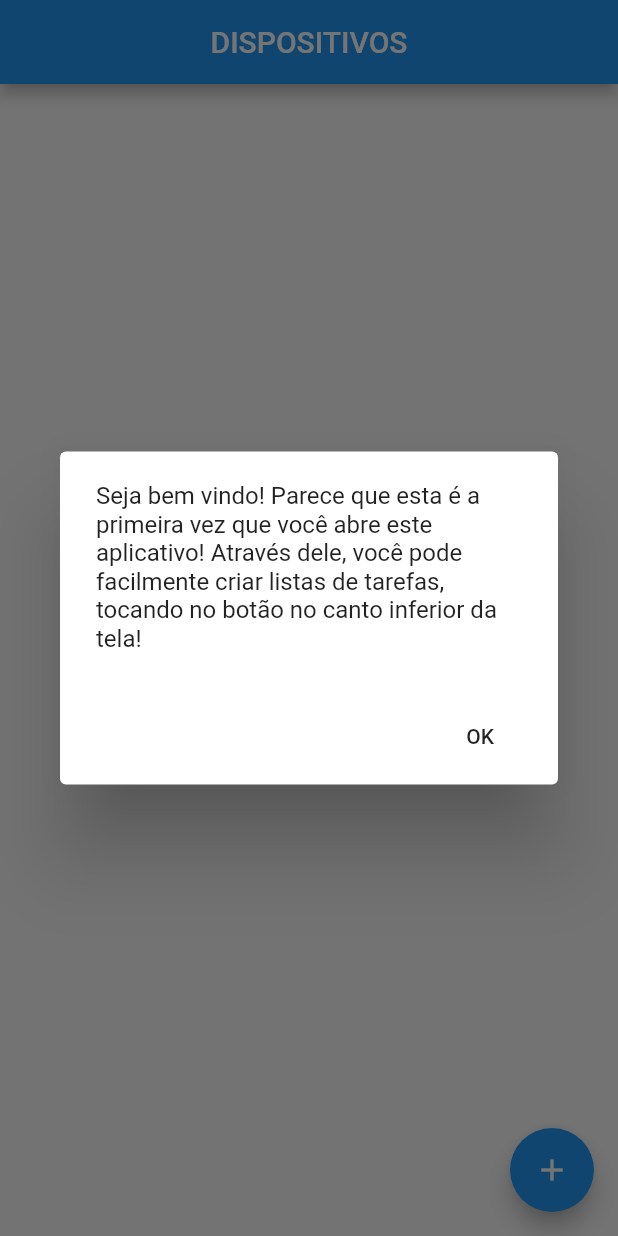
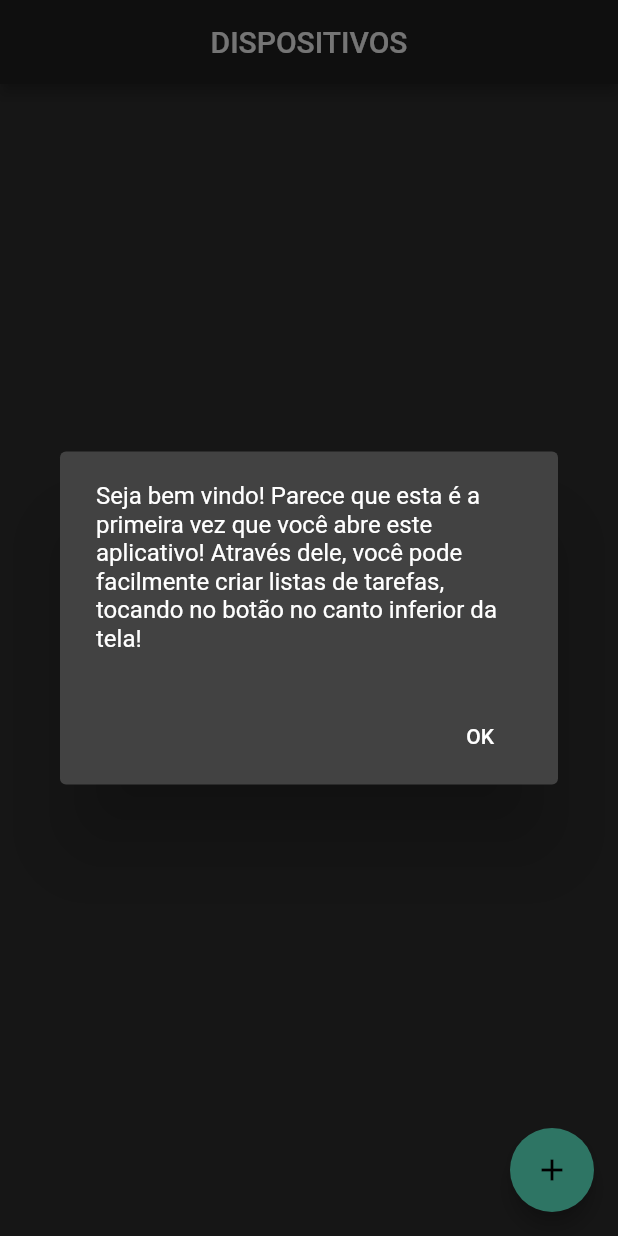
Before and after one commit to Gabriell-Murta/Trabalho_Integrado, a Flutter app: the screen it shows after launch, on a phone screen of 412 x 824 dp. Run offline on Flutter 3.47's test engine with Material 2 defaults, Android fonts, the phone set to English and light mode, and no system bars; our stand-ins replace shared_preferences, sqflite; accounts and stored records are empty.

Commit message:
Revisão do erro de erro de persistencia.

```diff
--- a/lib/app/app.dart
+++ b/lib/app/app.dart
@@ -5,10 +5,11 @@ class MyApp extends StatelessWidget {
   @override
   Widget build(BuildContext context) {
     return MaterialApp(
-      title: 'Lista de Tarefas',
+      title: 'Dispositivos monitorados',
       debugShowCheckedModeBanner: false,
       theme: ThemeData(
-        primarySwatch: Colors.blue,
+        brightness:Brightness.dark,
+        primarySwatch: Colors.red,
         visualDensity: VisualDensity.adaptivePlatformDensity,
       ),
       home: HomePage(),
--- a/lib/app/repositories/device.repository.dart
+++ b/lib/app/repositories/device.repository.dart
@@ -17,10 +17,12 @@ class DeviceRepository {
 
   Future create(Device item) async {
     try {
+      var device = item.toMap();
+      device.remove("IdDevice");
       final Database db = await _getDB();
       await db.insert(
         TABLE_NAME,
-        item.toMap(),
+        device,
         conflictAlgorithm: ConflictAlgorithm.replace,
       );
     } catch (e) {
--- a/lib/app/settings.dart
+++ b/lib/app/settings.dart
@@ -1,4 +1,4 @@
 const String DATABASE_NAME = "lists.db";
 const String TABLE_NAME = "lists";
 const String CREATE_LISTS_TABLE_SCRIPT =
-    "CREATE TABLE lists(id INTEGER PRIMARY KEY, nome TEXT, concluido BIT, duedate DATETIME)";
+    "CREATE TABLE lists(IdDevice INTEGER AUTO_INCREMENT PRIMARY KEY, Nick TEXT, IdClient INTEGER, Location TEXT)";
--- a/lib/app/views/homepage.view.dart
+++ b/lib/app/views/homepage.view.dart
@@ -75,7 +75,7 @@ class _HomePageState extends State<HomePage> {
                   controller: _deviceController,
                   validator: (s) {
                     if (s.isEmpty)
-                      return "Digite o item.";
+                      return "Digite o dispositivo.";
                     else
                       return null;
                   },
```
